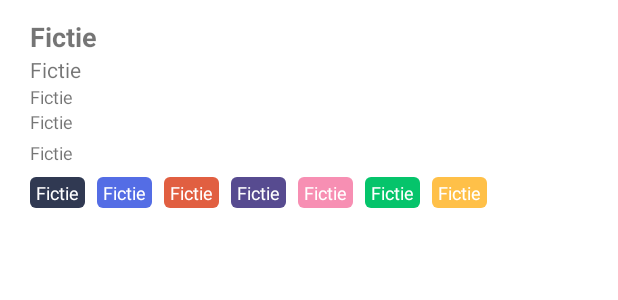
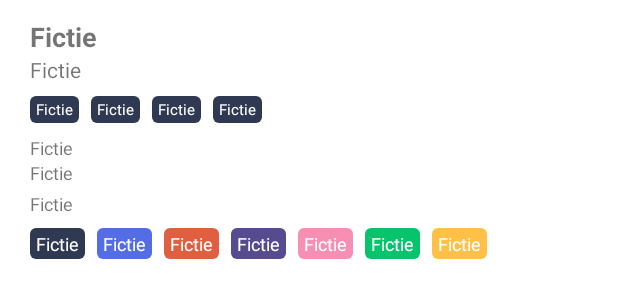
Before and after one commit to MorphTuple/Fictie, an Android app: the layout layout_row_search_fic.xml on its own in the app's theme, with its tools: preview values and no code run, on a phone screen of 412 x 824 dp. Shown: the top 300 px of the screen. Run offline under Robolectric (Android 15) with nearby library versions, the light colour scheme and no system bars; network calls fail.

Commit message:
Added required tags

```diff
--- a/app/src/main/java/io/morphtuple/fictie/fragments/SearchFragment.kt
+++ b/app/src/main/java/io/morphtuple/fictie/fragments/SearchFragment.kt
@@ -108,6 +108,11 @@ class FicSearchResultAdapter :
             binding.kudosCountTv.text = "💖 ${partialFic.kudos.toCommaString()}"
             binding.bookmarkCountTv.text = "📗 ${partialFic.bookmarkCount.toCommaString()}"
             binding.hitsTv.text = "👀 ${partialFic.hitCount.toCommaString()}"
+
+            binding.ratingTv.text = partialFic.rating
+            binding.categoryTv.text = partialFic.category
+            binding.warningTv.text = partialFic.warning
+            binding.statusTv.text = partialFic.status
         }
     }
 
--- a/app/src/main/java/io/morphtuple/fictie/models/PartialFic.kt
+++ b/app/src/main/java/io/morphtuple/fictie/models/PartialFic.kt
@@ -16,7 +16,12 @@ data class PartialFic(
     val commentCount: Int?,
     val kudos: Int?,
     val bookmarkCount: Int?,
-    val hitCount: Int?
+    val hitCount: Int?,
+
+    val rating: String,
+    val warning: String,
+    val category: String,
+    val status: String
 )
 
 // TODO inherit an IDable, and use one diff callback
--- a/app/src/main/java/io/morphtuple/fictie/services/AO3Service.kt
+++ b/app/src/main/java/io/morphtuple/fictie/services/AO3Service.kt
@@ -37,6 +37,14 @@ class AO3Service {
             val bookmarkCount = it.select("dd.bookmarks > a").first()?.text()?.parseIntOrNullComma()
             val hits = it.select("dd.hits").first()?.text()?.parseIntOrNullComma()
 
+            val requiredTags =
+                it.select("ul.required-tags > li > a > span > .text").map { e -> e.text() }
+
+            val rating = requiredTags[0].orEmpty()
+            val warning = requiredTags[1].orEmpty()
+            val category = requiredTags[2].orEmpty()
+            val status = requiredTags[3].orEmpty()
+
             PartialFic(
                 id = ficId,
                 title = title,
@@ -51,7 +59,12 @@ class AO3Service {
                 commentCount = commentCount,
                 kudos = kudos,
                 bookmarkCount = bookmarkCount,
-                hitCount = hits
+                hitCount = hits,
+
+                rating = rating,
+                warning = warning,
+                category = category,
+                status = status
             )
         }.toList()
     }
--- a/app/src/main/res/layout/layout_row_search_fic.xml
+++ b/app/src/main/res/layout/layout_row_search_fic.xml
@@ -25,6 +25,34 @@
             android:layout_width="wrap_content"
             android:layout_height="wrap_content"
             android:text="@string/app_name" />
+
+        <com.google.android.flexbox.FlexboxLayout
+            android:layout_width="match_parent"
+            android:layout_height="wrap_content"
+            android:layout_marginBottom="@dimen/d_padding_margin"
+            app:flexWrap="wrap">
+
+            <TextView
+                android:id="@+id/ratingTv"
+                style="@style/breadCrumbRequiredTagTv"
+                android:backgroundTint="@color/rp_gray" />
+
+            <TextView
+                android:id="@+id/categoryTv"
+                style="@style/breadCrumbRequiredTagTv"
+                android:backgroundTint="@color/rp_gray" />
+
+            <TextView
+                android:id="@+id/warningTv"
+                style="@style/breadCrumbRequiredTagTv"
+                android:backgroundTint="@color/rp_gray" />
+
+            <TextView
+                android:id="@+id/statusTv"
+                style="@style/breadCrumbRequiredTagTv"
+                android:backgroundTint="@color/rp_gray" />
+
+        </com.google.android.flexbox.FlexboxLayout>
 
         <TextView
             android:id="@+id/tagsTv"
@@ -55,37 +83,37 @@
 
             <TextView
                 android:id="@+id/languageTv"
-                style="@style/breadCrumbTv"
+                style="@style/breadCrumbStatTv"
                 android:backgroundTint="@color/rp_gray" />
 
             <TextView
                 android:id="@+id/wordsTv"
-                style="@style/breadCrumbTv"
+                style="@style/breadCrumbStatTv"
                 android:backgroundTint="@color/rp_blue" />
 
             <TextView
                 android:id="@+id/chapters_tv"
-                style="@style/breadCrumbTv"
+                style="@style/breadCrumbStatTv"
                 android:backgroundTint="@color/rp_red" />
 
             <TextView
                 android:id="@+id/commentCountTv"
-                style="@style/breadCrumbTv"
+                style="@style/breadCrumbStatTv"
                 android:backgroundTint="@color/rp_purple" />
 
             <TextView
                 android:id="@+id/kudosCountTv"
-                style="@style/breadCrumbTv"
+                style="@style/breadCrumbStatTv"
                 android:backgroundTint="@color/rp_pink" />
 
             <TextView
                 android:id="@+id/bookmarkCountTv"
-                style="@style/breadCrumbTv"
+                style="@style/breadCrumbStatTv"
                 android:backgroundTint="@color/sw_green" />
 
             <TextView
                 android:id="@+id/hitsTv"
-                style="@style/breadCrumbTv"
+                style="@style/breadCrumbStatTv"
                 android:backgroundTint="@color/sw_yellow" />
 
         </com.google.android.flexbox.FlexboxLayout>
--- a/app/src/main/res/values/styles.xml
+++ b/app/src/main/res/values/styles.xml
@@ -1,17 +1,28 @@
 <?xml version="1.0" encoding="utf-8"?>
 <resources>
+
     <style name="breadCrumbTv">
-        <item name="android:layout_marginTop">@dimen/d_padding_margin</item>
-        <item name="android:layout_marginEnd">@dimen/d_padding_margin</item>
         <item name="android:background">@drawable/shape_rounded</item>
         <item name="android:paddingStart">@dimen/d_padding_margin_small</item>
         <item name="android:paddingEnd">@dimen/d_padding_margin_small</item>
-        <item name="android:paddingTop">@dimen/d_padding_margin_small_x</item>
         <item name="android:paddingBottom">@dimen/d_padding_margin_small_x</item>
         <item name="android:text">@string/app_name</item>
         <item name="android:textColor">@color/white</item>
         <item name="android:textSize">12sp</item>
+        <item name="android:paddingTop">@dimen/d_padding_margin_small_x</item>
+
         <item name="android:layout_width">wrap_content</item>
         <item name="android:layout_height">wrap_content</item>
     </style>
+
+    <style name="breadCrumbStatTv" parent="breadCrumbTv">
+        <item name="android:layout_marginEnd">@dimen/d_padding_margin</item>
+        <item name="android:layout_marginTop">@dimen/d_padding_margin</item>
+    </style>
+
+    <style name="breadCrumbRequiredTagTv" parent="breadCrumbTv">
+        <item name="android:textSize">10sp</item>
+        <item name="android:layout_marginEnd">@dimen/d_padding_margin</item>
+        <item name="android:layout_marginTop">@dimen/d_padding_margin</item>
+    </style>
 </resources>
```
